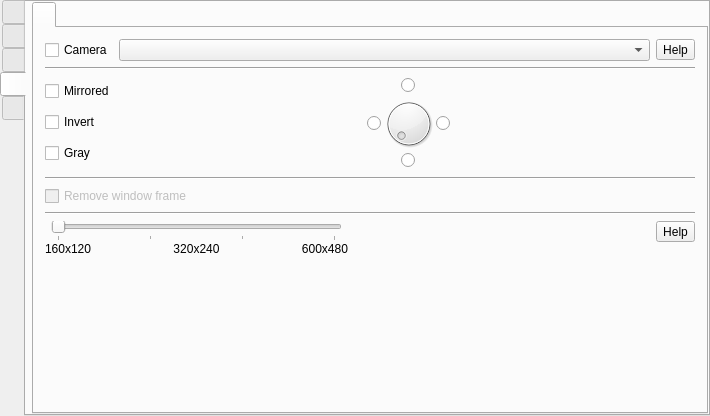
Above: src/formMainWindow.ui from vkohaupt/vokoscreenNG before the change. Below: the same form after it.
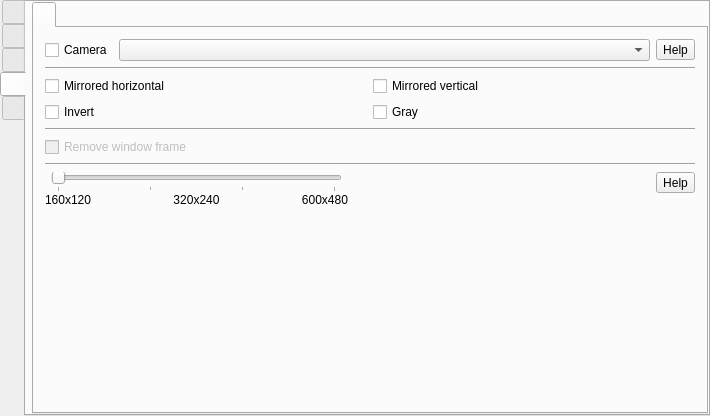
That is the form after the change. The open tabs and pages were chosen to show the change. Icons and pictures are not drawn.

Commit message: camera mirrored vertical

```diff
--- a/src/formMainWindow.ui
+++ b/src/formMainWindow.ui
@@ -2482,16 +2482,27 @@
              </widget>
             </item>
             <item>
-             <layout class="QHBoxLayout" name="horizontalLayout_10">
+             <layout class="QVBoxLayout" name="verticalLayout_28">
               <item>
-               <layout class="QVBoxLayout" name="verticalLayout_21">
+               <layout class="QHBoxLayout" name="horizontalLayout_12">
                 <item>
-                 <widget class="QCheckBox" name="checkBoxCameraMirror">
+                 <widget class="QCheckBox" name="checkBoxCameraMirrorHorizontal">
                   <property name="text">
-                   <string>Mirrored</string>
+                   <string>Mirrored horizontal</string>
                   </property>
                  </widget>
                 </item>
+                <item>
+                 <widget class="QCheckBox" name="checkBoxCameraMirrorVertical">
+                  <property name="text">
+                   <string>Mirrored vertical</string>
+                  </property>
+                 </widget>
+                </item>
+               </layout>
+              </item>
+              <item>
+               <layout class="QHBoxLayout" name="horizontalLayout_14">
                 <item>
                  <widget class="QCheckBox" name="checkBoxCameraInvert">
                   <property name="text">
@@ -2508,171 +2519,6 @@
                 </item>
                </layout>
               </item>
-              <item>
-               <layout class="QVBoxLayout" name="layout_2" stretch="0,0,0">
-                <property name="spacing">
-                 <number>0</number>
-                </property>
-                <property name="topMargin">
-                 <number>0</number>
-                </property>
-                <item>
-                 <layout class="QHBoxLayout" name="horizontalLayout_12">
-                  <property name="spacing">
-                   <number>0</number>
-                  </property>
-                  <property name="topMargin">
-                   <number>0</number>
-                  </property>
-                  <item>
-                   <spacer name="horizontalSpacer_7">
-                    <property name="orientation">
-                     <enum>Qt::Horizontal</enum>
-                    </property>
-                    <property name="sizeHint" stdset="0">
-                     <size>
-                      <width>40</width>
-                      <height>20</height>
-                     </size>
-                    </property>
-                   </spacer>
-                  </item>
-                  <item>
-                   <widget class="QRadioButton" name="radioButtonCameraTop">
-                    <property name="text">
-                     <string notr="true"/>
-                    </property>
-                   </widget>
-                  </item>
-                  <item>
-                   <spacer name="horizontalSpacer_8">
-                    <property name="orientation">
-                     <enum>Qt::Horizontal</enum>
-                    </property>
-                    <property name="sizeHint" stdset="0">
-                     <size>
-                      <width>40</width>
-                      <height>20</height>
-                     </size>
-                    </property>
-                   </spacer>
-                  </item>
-                 </layout>
-                </item>
-                <item>
-                 <layout class="QHBoxLayout" name="horizontalLayout_13">
-                  <property name="spacing">
-                   <number>0</number>
-                  </property>
-                  <item>
-                   <spacer name="horizontalSpacer_9">
-                    <property name="orientation">
-                     <enum>Qt::Horizontal</enum>
-                    </property>
-                    <property name="sizeHint" stdset="0">
-                     <size>
-                      <width>40</width>
-                      <height>20</height>
-                     </size>
-                    </property>
-                   </spacer>
-                  </item>
-                  <item>
-                   <widget class="QRadioButton" name="radioButtonCameraLeft">
-                    <property name="text">
-                     <string notr="true"/>
-                    </property>
-                   </widget>
-                  </item>
-                  <item>
-                   <widget class="QDial" name="dialRotateCamera">
-                    <property name="sizePolicy">
-                     <sizepolicy hsizetype="Preferred" vsizetype="Preferred">
-                      <horstretch>0</horstretch>
-                      <verstretch>0</verstretch>
-                     </sizepolicy>
-                    </property>
-                    <property name="minimumSize">
-                     <size>
-                      <width>55</width>
-                      <height>55</height>
-                     </size>
-                    </property>
-                    <property name="maximumSize">
-                     <size>
-                      <width>55</width>
-                      <height>55</height>
-                     </size>
-                    </property>
-                    <property name="orientation">
-                     <enum>Qt::Horizontal</enum>
-                    </property>
-                   </widget>
-                  </item>
-                  <item>
-                   <widget class="QRadioButton" name="radioButtonCameraRight">
-                    <property name="text">
-                     <string notr="true"/>
-                    </property>
-                   </widget>
-                  </item>
-                  <item>
-                   <spacer name="horizontalSpacer_10">
-                    <property name="orientation">
-                     <enum>Qt::Horizontal</enum>
-                    </property>
-                    <property name="sizeHint" stdset="0">
-                     <size>
-                      <width>40</width>
-                      <height>20</height>
-                     </size>
-                    </property>
-                   </spacer>
-                  </item>
-                 </layout>
-                </item>
-                <item>
-                 <layout class="QHBoxLayout" name="horizontalLayout_14">
-                  <property name="spacing">
-                   <number>0</number>
-                  </property>
-                  <item>
-                   <spacer name="horizontalSpacer_11">
-                    <property name="orientation">
-                     <enum>Qt::Horizontal</enum>
-                    </property>
-                    <property name="sizeHint" stdset="0">
-                     <size>
-                      <width>40</width>
-                      <height>20</height>
-                     </size>
-                    </property>
-                   </spacer>
-                  </item>
-                  <item>
-                   <widget class="QRadioButton" name="radioButtonCameraBottom">
-                    <property name="text">
-                     <string notr="true"/>
-                    </property>
-                   </widget>
-                  </item>
-                  <item>
-                   <spacer name="horizontalSpacer_12">
-                    <property name="orientation">
-                     <enum>Qt::Horizontal</enum>
-                    </property>
-                    <property name="sizeHint" stdset="0">
-                     <size>
-                      <width>40</width>
-                      <height>20</height>
-                     </size>
-                    </property>
-                   </spacer>
-                  </item>
-                 </layout>
-                </item>
-               </layout>
-              </item>
              </layout>
             </item>
             <item>
```
Left out of the diff: 14 changed lines with no effect on the pictures. The commit also changes 2 other files.
